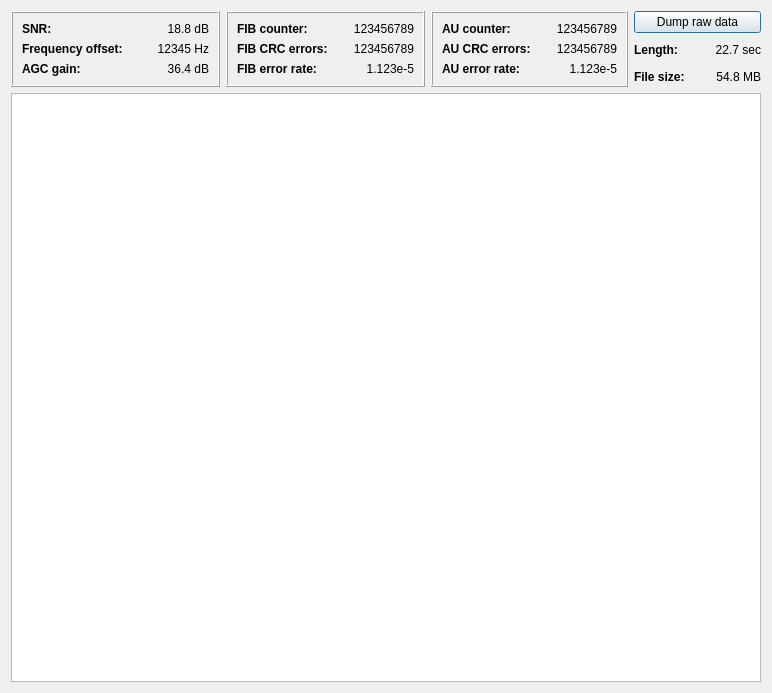
Above: gui/ensembleinfodialog.ui from KejPi/AbracaDABra before the change. Below: the same form after it.
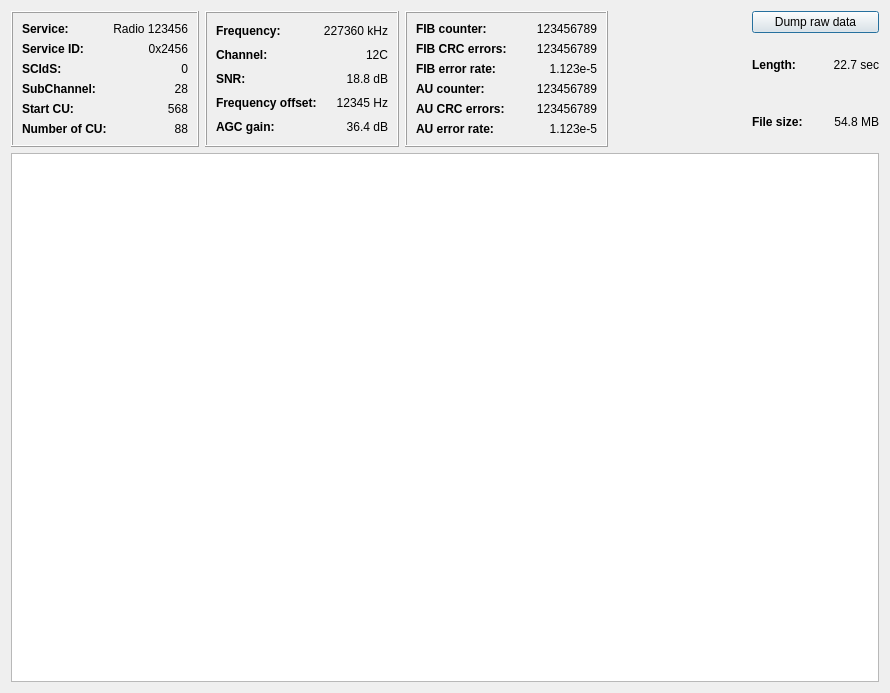
That is the form after the change.

Commit message: Ensemble info dialog redesigned, service informartion and tuned channel information added

The edit to the form file:
```diff
--- a/gui/ensembleinfodialog.ui
+++ b/gui/ensembleinfodialog.ui
@@ -6,16 +6,160 @@
    <rect>
     <x>0</x>
     <y>0</y>
-    <width>759</width>
+    <width>890</width>
     <height>693</height>
    </rect>
   </property>
   <property name="windowTitle">
    <string>Ensemble Information</string>
   </property>
-  <layout class="QGridLayout" name="gridLayout_5">
+  <layout class="QGridLayout" name="gridLayout_4">
    <item row="0" column="0">
     <layout class="QHBoxLayout" name="horizontalLayout">
+     <item>
+      <widget class="QFrame" name="FIBframe_2">
+       <property name="frameShape">
+        <enum>QFrame::Box</enum>
+       </property>
+       <property name="frameShadow">
+        <enum>QFrame::Raised</enum>
+       </property>
+       <layout class="QGridLayout" name="gridLayout_5">
+        <item row="0" column="1">
+         <widget class="QLabel" name="service">
+          <property name="text">
+           <string>Radio 123456</string>
+          </property>
+          <property name="alignment">
+           <set>Qt::AlignRight|Qt::AlignTrailing|Qt::AlignVCenter</set>
+          </property>
+         </widget>
+        </item>
+        <item row="3" column="0">
+         <widget class="QLabel" name="subChannelLabel">
+          <property name="font">
+           <font>
+            <bold>true</bold>
+           </font>
+          </property>
+          <property name="text">
+           <string>SubChannel:</string>
+          </property>
+         </widget>
+        </item>
+        <item row="4" column="0">
+         <widget class="QLabel" name="startCULabel">
+          <property name="font">
+           <font>
+            <bold>true</bold>
+           </font>
+          </property>
+          <property name="text">
+           <string>Start CU:</string>
+          </property>
+         </widget>
+        </item>
+        <item row="0" column="0">
+         <widget class="QLabel" name="serviceLabel">
+          <property name="font">
+           <font>
+            <bold>true</bold>
+           </font>
+          </property>
+          <property name="text">
+           <string>Service:</string>
+          </property>
+         </widget>
+        </item>
+        <item row="1" column="1">
+         <widget class="QLabel" name="serviceID">
+          <property name="text">
+           <string>0x2456</string>
+          </property>
+          <property name="alignment">
+           <set>Qt::AlignRight|Qt::AlignTrailing|Qt::AlignVCenter</set>
+          </property>
+         </widget>
+        </item>
+        <item row="5" column="1">
+         <widget class="QLabel" name="numCU">
+          <property name="text">
+           <string>88</string>
+          </property>
+          <property name="alignment">
+           <set>Qt::AlignRight|Qt::AlignTrailing|Qt::AlignVCenter</set>
+          </property>
+         </widget>
+        </item>
+        <item row="5" column="0">
+         <widget class="QLabel" name="numCULabel">
+          <property name="font">
+           <font>
+            <bold>true</bold>
+           </font>
+          </property>
+          <property name="text">
+           <string>Number of CU:</string>
+          </property>
+         </widget>
+        </item>
+        <item row="4" column="1">
+         <widget class="QLabel" name="startCU">
+          <property name="text">
+           <string>568</string>
+          </property>
+          <property name="alignment">
+           <set>Qt::AlignRight|Qt::AlignTrailing|Qt::AlignVCenter</set>
+          </property>
+         </widget>
+        </item>
+        <item row="3" column="1">
+         <widget class="QLabel" name="subChannel">
+          <property name="text">
+           <string>28</string>
+          </property>
+          <property name="alignment">
+           <set>Qt::AlignRight|Qt::AlignTrailing|Qt::AlignVCenter</set>
+          </property>
+         </widget>
+        </item>
+        <item row="1" column="0">
+         <widget class="QLabel" name="serviceIdLabel">
+          <property name="font">
+           <font>
+            <bold>true</bold>
+           </font>
+          </property>
+          <property name="text">
+           <string>Service ID:</string>
+          </property>
+         </widget>
+        </item>
+        <item row="2" column="0">
+         <widget class="QLabel" name="scidsLabel">
+          <property name="font">
+           <font>
+            <bold>true</bold>
+           </font>
+          </property>
+          <property name="text">
+           <string>SCIdS:</string>
+          </property>
+         </widget>
+        </item>
+        <item row="2" column="1">
+         <widget class="QLabel" name="scids">
+          <property name="text">
+           <string>0</string>
+          </property>
+          <property name="alignment">
+           <set>Qt::AlignRight|Qt::AlignTrailing|Qt::AlignVCenter</set>
+          </property>
+         </widget>
+        </item>
+       </layout>
+      </widget>
+     </item>
      <item>
       <widget class="QFrame" name="signalFrame">
        <property name="frameShape">
@@ -25,7 +169,63 @@
         <enum>QFrame::Raised</enum>
        </property>
        <layout class="QGridLayout" name="gridLayout">
+        <item row="0" column="0">
+         <widget class="QLabel" name="freqLabel">
+          <property name="font">
+           <font>
+            <bold>true</bold>
+           </font>
+          </property>
+          <property name="text">
+           <string>Frequency:</string>
+          </property>
+         </widget>
+        </item>
         <item row="0" column="1">
+         <widget class="QLabel" name="freq">
+          <property name="text">
+           <string>227360 kHz</string>
+          </property>
+          <property name="alignment">
+           <set>Qt::AlignRight|Qt::AlignTrailing|Qt::AlignVCenter</set>
+          </property>
+         </widget>
+        </item>
+        <item row="1" column="0">
+         <widget class="QLabel" name="channelLabel">
+          <property name="font">
+           <font>
+            <bold>true</bold>
+           </font>
+          </property>
+          <property name="text">
+           <string>Channel:</string>
+          </property>
+         </widget>
+        </item>
+        <item row="1" column="1">
+         <widget class="QLabel" name="channel">
+          <property name="text">
+           <string>12C</string>
+          </property>
+          <property name="alignment">
+           <set>Qt::AlignRight|Qt::AlignTrailing|Qt::AlignVCenter</set>
+          </property>
+         </widget>
+        </item>
+        <item row="2" column="0">
+         <widget class="QLabel" name="snrLabel">
+          <property name="font">
+           <font>
+            <bold>true</bold>
+           </font>
+          </property>
+          <property name="text">
+           <string>SNR:</string>
+          </property>
+         </widget>
+        </item>
+        <item row="2" column="1">
          <widget class="QLabel" name="snr">
           <property name="text">
            <string>18.8 dB</string>
@@ -35,11 +235,10 @@
           </property>
          </widget>
         </item>
-        <item row="1" column="0">
+        <item row="3" column="0">
          <widget class="QLabel" name="freqOffsetLabel">
           <property name="font">
            <font>
-            <weight>75</weight>
             <bold>true</bold>
            </font>
           </property>
@@ -48,14 +247,8 @@
           </property>
          </widget>
         </item>
-        <item row="1" column="1">
+        <item row="3" column="1">
          <widget class="QLabel" name="freqOffset">
-          <property name="minimumSize">
-           <size>
-            <width>80</width>
-            <height>0</height>
-           </size>
-          </property>
           <property name="text">
            <string>12345 Hz</string>
           </property>
@@ -64,11 +257,10 @@
           </property>
          </widget>
         </item>
-        <item row="2" column="0">
+        <item row="4" column="0">
          <widget class="QLabel" name="agcGainLabel">
           <property name="font">
            <font>
-            <weight>75</weight>
             <bold>true</bold>
            </font>
           </property>
@@ -77,7 +269,7 @@
           </property>
          </widget>
         </item>
-        <item row="2" column="1">
+        <item row="4" column="1">
          <widget class="QLabel" name="agcGain">
           <property name="text">
            <string>36.4 dB</string>
@@ -87,19 +279,6 @@
           </property>
          </widget>
         </item>
-        <item row="0" column="0">
-         <widget class="QLabel" name="snrLabel">
-          <property name="font">
-           <font>
-            <weight>75</weight>
-            <bold>true</bold>
-           </font>
-          </property>
-          <property name="text">
-           <string>SNR:</string>
-          </property>
-         </widget>
-        </item>
        </layout>
       </widget>
      </item>
@@ -112,21 +291,38 @@
         <enum>QFrame::Raised</enum>
        </property>
        <layout class="QGridLayout" name="gridLayout_2">
-        <item row="2" column="1">
-         <widget class="QLabel" name="fibErrRate">
+        <item row="0" column="0">
+         <widget class="QLabel" name="fibCountLabel">
+          <property name="font">
+           <font>
+            <bold>true</bold>
+           </font>
+          </property>
           <property name="text">
-           <string>1.123e-5</string>
+           <string>FIB counter:</string>
+          </property>
+         </widget>
+        </item>
+        <item row="0" column="2">
+         <widget class="QLabel" name="fibCount">
+          <property name="minimumSize">
+           <size>
+            <width>80</width>
+            <height>0</height>
+           </size>
+          </property>
+          <property name="text">
+           <string>123456789</string>
           </property>
           <property name="alignment">
            <set>Qt::AlignRight|Qt::AlignTrailing|Qt::AlignVCenter</set>
           </property>
          </widget>
         </item>
-        <item row="1" column="0">
+        <item row="1" column="0" colspan="2">
          <widget class="QLabel" name="fibErrCountLabel">
           <property name="font">
            <font>
-            <weight>75</weight>
             <bold>true</bold>
            </font>
           </property>
@@ -135,11 +331,20 @@
           </property>
          </widget>
         </item>
+        <item row="1" column="2">
+         <widget class="QLabel" name="fibErrCount">
+          <property name="text">
+           <string>123456789</string>
+          </property>
+          <property name="alignment">
+           <set>Qt::AlignRight|Qt::AlignTrailing|Qt::AlignVCenter</set>
+          </property>
+         </widget>
+        </item>
         <item row="2" column="0">
          <widget class="QLabel" name="fibErrRateLabel">
           <property name="font">
            <font>
-            <weight>75</weight>
             <bold>true</bold>
            </font>
           </property>
@@ -148,31 +353,30 @@
           </property>
          </widget>
         </item>
-        <item row="1" column="1">
-         <widget class="QLabel" name="fibErrCount">
+        <item row="2" column="2">
+         <widget class="QLabel" name="fibErrRate">
           <property name="text">
-           <string>123456789</string>
+           <string>1.123e-5</string>
           </property>
           <property name="alignment">
            <set>Qt::AlignRight|Qt::AlignTrailing|Qt::AlignVCenter</set>
           </property>
          </widget>
         </item>
-        <item row="0" column="0">
-         <widget class="QLabel" name="fibCountLabel">
+        <item row="3" column="0">
+         <widget class="QLabel" name="crcCountLabel">
           <property name="font">
            <font>
-            <weight>75</weight>
             <bold>true</bold>
            </font>
           </property>
           <property name="text">
-           <string>FIB counter:</string>
+           <string>AU counter:</string>
           </property>
          </widget>
         </item>
-        <item row="0" column="1">
-         <widget class="QLabel" name="fibCount">
+        <item row="3" column="1" colspan="2">
+         <widget class="QLabel" name="crcCount">
           <property name="minimumSize">
            <size>
             <width>80</width>
@@ -187,33 +391,10 @@
           </property>
          </widget>
         </item>
-       </layout>
-      </widget>
-     </item>
-     <item>
-      <widget class="QFrame" name="MSCframe">
-       <property name="frameShape">
-        <enum>QFrame::Box</enum>
-       </property>
-       <property name="frameShadow">
-        <enum>QFrame::Raised</enum>
-       </property>
-       <layout class="QGridLayout" name="gridLayout_4">
-        <item row="2" column="1">
-         <widget class="QLabel" name="crcErrRate">
-          <property name="text">
-           <string>1.123e-5</string>
-          </property>
-          <property name="alignment">
-           <set>Qt::AlignRight|Qt::AlignTrailing|Qt::AlignVCenter</set>
-          </property>
-         </widget>
-        </item>
-        <item row="1" column="0">
+        <item row="4" column="0">
          <widget class="QLabel" name="crcErrCountLabel">
           <property name="font">
            <font>
-            <weight>75</weight>
             <bold>true</bold>
            </font>
           </property>
@@ -222,11 +403,20 @@
           </property>
          </widget>
         </item>
-        <item row="2" column="0">
+        <item row="4" column="2">
+         <widget class="QLabel" name="crcErrCount">
+          <property name="text">
+           <string>123456789</string>
+          </property>
+          <property name="alignment">
+           <set>Qt::AlignRight|Qt::AlignTrailing|Qt::AlignVCenter</set>
+          </property>
+         </widget>
+        </item>
+        <item row="5" column="0">
          <widget class="QLabel" name="crcErrRateLabel">
           <property name="font">
            <font>
-            <weight>75</weight>
             <bold>true</bold>
            </font>
           </property>
@@ -235,39 +425,10 @@
           </property>
          </widget>
         </item>
-        <item row="1" column="1">
-         <widget class="QLabel" name="crcErrCount">
+        <item row="5" column="2">
+         <widget class="QLabel" name="crcErrRate">
           <property name="text">
-           <string>123456789</string>
-          </property>
-          <property name="alignment">
-           <set>Qt::AlignRight|Qt::AlignTrailing|Qt::AlignVCenter</set>
-          </property>
-         </widget>
-        </item>
-        <item row="0" column="0">
-         <widget class="QLabel" name="crcCountLabel">
-          <property name="font">
-           <font>
-            <weight>75</weight>
-            <bold>true</bold>
-           </font>
-          </property>
-          <property name="text">
-           <string>AU counter:</string>
-          </property>
-         </widget>
-        </item>
-        <item row="0" column="1">
-         <widget class="QLabel" name="crcCount">
-          <property name="minimumSize">
-           <size>
-            <width>80</width>
-            <height>0</height>
-           </size>
-          </property>
-          <property name="text">
-           <string>123456789</string>
+           <string>1.123e-5</string>
           </property>
           <property name="alignment">
            <set>Qt::AlignRight|Qt::AlignTrailing|Qt::AlignVCenter</set>
@@ -305,7 +466,6 @@
           <widget class="QLabel" name="dumpLengthLabel">
            <property name="font">
             <font>
-             <weight>75</weight>
              <bold>true</bold>
             </font>
            </property>
@@ -334,7 +494,6 @@
           <widget class="QLabel" name="dumpSizeLabel">
            <property name="font">
             <font>
-             <weight>75</weight>
              <bold>true</bold>
             </font>
            </property>
```
Left out of the diff: 10 changed lines with no effect on the pictures. The commit also changes 3 other files.
